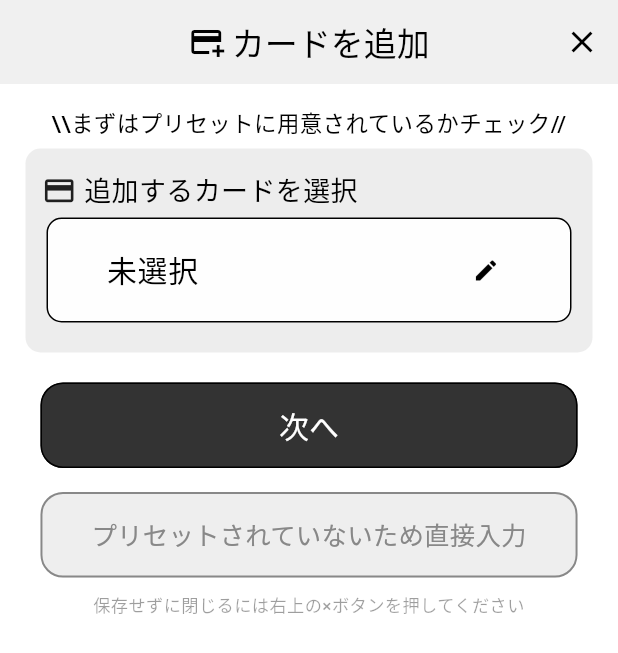
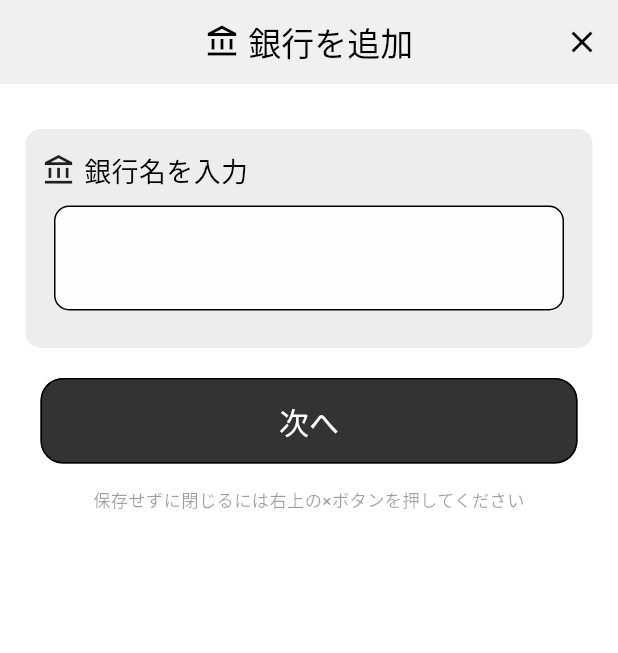
Before and after one commit to laughtaone/creeasy, a Flutter app: the CardManagePage screen opened directly, tab 2 chosen, after a tap on the "add" icon, on a phone screen of 412 x 824 dp. Shown: the top 653 px of the screen. Run offline on Flutter 3.47's test engine with Material 3 defaults, Android fonts, the phone set to English and light mode, and no system bars; our stand-ins replace auto_size_text, flutter_datetime_picker_plus, font_awesome_flutter, settings_ui; Roboto replaces fonts that are missing (MPlus1p).

Commit message:
変更前：select_bank-type

```diff
--- /dev/null
+++ b/lib/cart_manage/add_bank/add_bank_main.dart
@@ -0,0 +1,157 @@
+import 'package:flutter/material.dart';
+import 'package:creeasy/cart_manage/add_card/add_card_preset-card.dart';
+import 'package:creeasy/cart_manage/add_card/add_card_direct-input-card.dart';
+import 'package:creeasy/add/add_common_component.dart';
+
+
+
+class AddBankPage extends StatefulWidget {
+  @override
+  _AddBankPageState createState() => _AddBankPageState();
+}
+
+class _AddBankPageState extends State<AddBankPage> {
+  // ドロップダウンメニューで選択するアイテムのリスト
+  final List<String> _bankList = [
+    'みんなの銀行',
+    '三菱UFJ銀行',
+    '三井住友銀行',
+  ];
+
+  // ================================ 変数処理 ================================
+  final TextEditingController _bankName = TextEditingController(); // ①で入力された銀行名を保持する変数
+  // =========================================================================
+
+  @override
+  Widget build(BuildContext context) {
+    return Scaffold(
+      appBar: AppBar(
+        centerTitle: true,
+        automaticallyImplyLeading: false,
+        title: Row(
+          mainAxisAlignment: MainAxisAlignment.center,
+          mainAxisSize: MainAxisSize.min,
+          children: [
+            Icon(
+              Icons.account_balance_outlined,
+              color: Colors.black
+            ),
+            SizedBox(width: 5),
+            Text(
+              '銀行を追加',
+            ),
+          ],
+        ),
+        actions: [
+          IconButton(
+            onPressed: () {
+              Navigator.pop(context);
+            },
+            icon: Icon(
+              Icons.close,
+              color: Colors.black,
+            ))
+        ],
+      ),
+      body: GestureDetector(
+        behavior: HitTestBehavior.opaque,
+        onTap: () => FocusScope.of(context).unfocus(),
+        child: Padding(
+          padding: const EdgeInsets.only(left: 17, right: 17, top: 10),
+          child: ListView(
+            children: [
+              // =============================================== ①銀行名 ==============================================
+              betweenAddPaymentSection(),
+              Container(
+                padding: EdgeInsets.only(
+                    left: 9, right: 9, top: 15, bottom: 15),
+                decoration: BoxDecoration(
+                  borderRadius: BorderRadius.circular(10),
+                  color: Color(0xffededed),
+                ),
+                child: Column(
+                  crossAxisAlignment: CrossAxisAlignment.start,
+                  children: [
+                    addButtonPageTitleText(
+                        Icons.account_balance_outlined, '銀行名を入力'),
+                    Container(
+                      margin: EdgeInsets.all(10),
+                      height: 70,
+                      child: TextField(
+                        style: TextStyle(
+                          fontWeight: FontWeight.w500,
+                          fontSize: 22,
+                        ),
+                        controller: _bankName,
+                        decoration: InputDecoration(
+                          labelText: '',
+                          contentPadding: EdgeInsets.all(30),
+                          border: OutlineInputBorder(
+                            borderRadius: BorderRadius.circular(10),
+                          ),
+                          fillColor: Color(0xfffefefe),
+                          filled: true,
+                        ),
+                        keyboardType: TextInputType.text,
+                        // inputFormatters: [
+                        //   FilteringTextInputFormatter.digitsOnly,
+                        // ],
+                      ),
+                    ),
+                  ],
+                ),
+              ),
+              // =======================================================================================================
+
+              SizedBox(height: 20),
+
+              // =============================================== 「次へ」ボタン ==============================================
+              Container(
+                margin: EdgeInsets.only(left: 10, right: 10),
+                height: 57,
+                child: OutlinedButton(
+                  onPressed: () {
+                    //   Navigator.push(
+                    //   context,
+                    //   MaterialPageRoute(
+                    //     builder: (context) => AddBankPagePresetCard(),
+                    //   ),
+                    // );
+                  },
+                  style: OutlinedButton.styleFrom(
+                      backgroundColor: Color(0xff333333),
+                      shape: RoundedRectangleBorder(
+                        borderRadius: BorderRadius.circular(15),
+                      ),
+                      // side: BorderSide(
+                      //   color: Color(0xffff7777),
+                      //   width: 1.7,
+                      // )
+                  ),
+                  child: Text(
+                    '次へ',
+                    style: TextStyle(color: Colors.white, fontSize: 20, fontWeight: FontWeight.w500),
+                  )
+                ),
+              ),
+              // =======================================================================================================
+
+              SizedBox(height: 16),
+
+              Text(
+                '保存せずに閉じるには右上の×ボタンを押してください',
+                style: TextStyle(
+                  fontSize: 11.5,
+                  color: Colors.black38,
+                  fontWeight: FontWeight.w500,
+                ),
+                textAlign: TextAlign.center,
+              ),
+              SizedBox(height: 24),
+            ],
+          ),
+        )
+      )
+    );
+  }
+}
--- a/lib/cart_manage/card_manage.dart
+++ b/lib/cart_manage/card_manage.dart
@@ -3,6 +3,7 @@ import 'package:creeasy/main.dart';
 import 'package:creeasy/cart_manage/add_card/add_card_main.dart';
 import 'package:creeasy/cart_manage/card_manage_card-tile.dart';
 import 'package:creeasy/cart_manage/card_manage_bank-tile.dart';
+import 'package:creeasy/cart_manage/add_bank/add_bank_main.dart';
 
 
 
@@ -12,7 +13,29 @@ class CardManagePage extends StatefulWidget {
   _CardManagePageState createState() => _CardManagePageState();
 }
 
-class _CardManagePageState extends State<CardManagePage> {
+class _CardManagePageState extends State<CardManagePage> with SingleTickerProviderStateMixin {
+  late TabController _tabController;
+
+  @override
+  void initState() {
+    super.initState();
+    _tabController = TabController(length: 2, vsync: this);
+
+    // Tabが変更されたときにインデックスを取得する
+    _tabController.addListener(() {
+      if (!_tabController.indexIsChanging) {
+        print("現在のインデックス: ${_tabController.index}");
+      }
+    });
+  }
+
+  @override
+  void dispose() {
+    _tabController.dispose();
+    super.dispose();
+  }
+
+
   @override
   Widget build(BuildContext context) {
     return DefaultTabController(
@@ -25,7 +48,7 @@ class _CardManagePageState extends State<CardManagePage> {
             mainAxisSize: MainAxisSize.min,
             children: [
               Icon(
-                Icons.fact_check_outlined,
+                Icons.wallet_outlined,
                 color: Colors.black
               ),
               SizedBox(width: 5),
@@ -40,14 +63,15 @@ class _CardManagePageState extends State<CardManagePage> {
               Navigator.push(
                 context,
                 MaterialPageRoute(
-                  builder: (context) => AddCardPage(),
+                  builder: (context) => (_tabController.index == 0) ?AddCardPage() :AddBankPage(),
                   fullscreenDialog: true,
                 ),
               );
             },
           )],
           backgroundColor: Theme.of(context).appBarTheme.backgroundColor, // Themeから色を取得
-          bottom: const TabBar(
+          bottom: TabBar(
+            controller: _tabController,
             tabs: [
               Tab(
                 child: Row(
@@ -73,6 +97,7 @@ class _CardManagePageState extends State<CardManagePage> {
           ),
         ),
         body: TabBarView(
+          controller: _tabController,
           children: [
             // ===================================== カード タブ =========================================
             Padding(
--- a/lib/main.dart
+++ b/lib/main.dart
@@ -170,7 +170,7 @@ class _StartPageWidgetState extends State<StartPageWidget> {
             label: '',
           ),
           BottomNavigationBarItem(
-            icon: Icon(Icons.credit_card),
+            icon: Icon(Icons.wallet_outlined),
             label: '',
           ),
           BottomNavigationBarItem(
```
Also changed, not shown: lib/cart_manage/add_bank/select_bank-type.dart (added).
